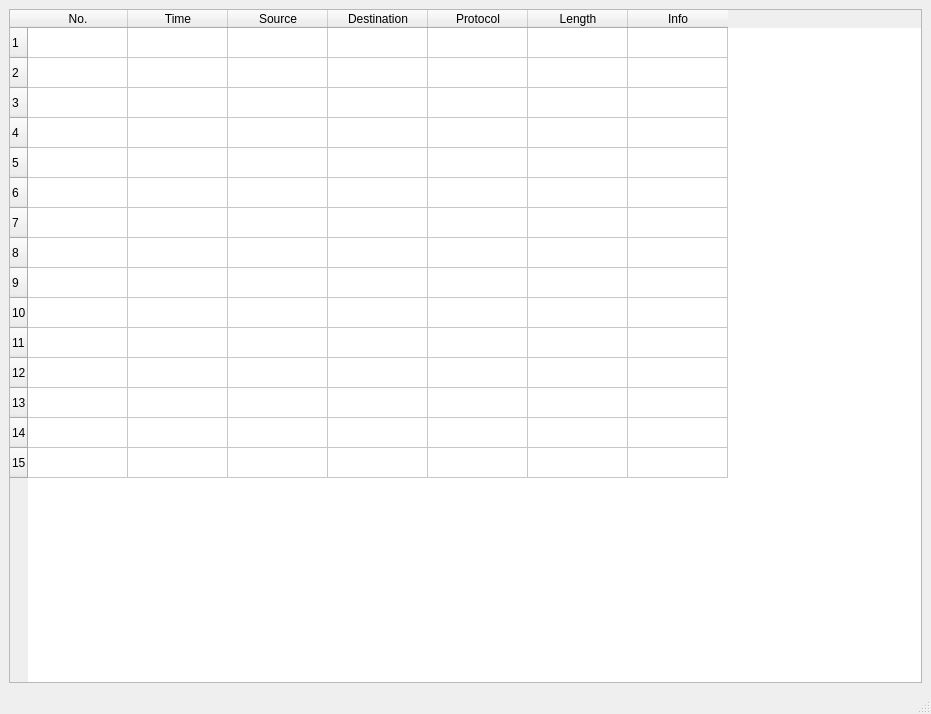
The window that Qt_IDS_Interface/mainwindow.ui (WSU-CPTS322-SP26/IDS) describes before a commit, drawn with Qt 5.
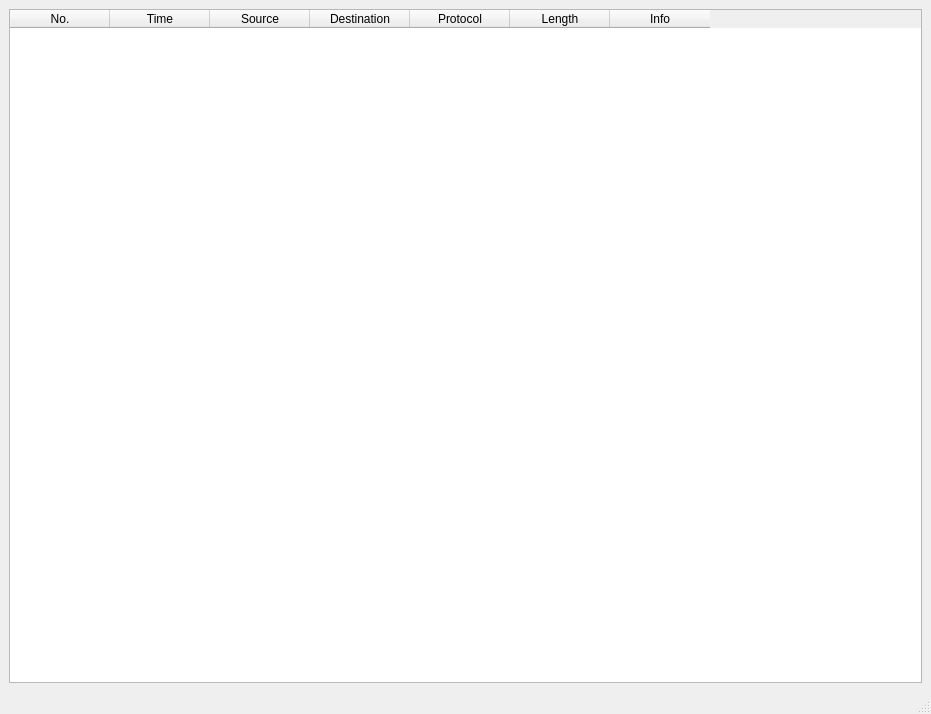
The same window after the commit.

The edit to the form file:
```diff
--- a/Qt_IDS_Interface/mainwindow.ui
+++ b/Qt_IDS_Interface/mainwindow.ui
@@ -18,7 +18,7 @@
     <item>
      <widget class="QTableWidget" name="home">
       <property name="rowCount">
-       <number>15</number>
+       <number>0</number>
       </property>
       <property name="columnCount">
        <number>7</number>
@@ -26,21 +26,6 @@
       <attribute name="horizontalHeaderHighlightSections">
        <bool>true</bool>
       </attribute>
-      <row/>
-      <row/>
-      <row/>
-      <row/>
-      <row/>
-      <row/>
-      <row/>
-      <row/>
-      <row/>
-      <row/>
-      <row/>
-      <row/>
-      <row/>
-      <row/>
-      <row/>
       <column>
        <property name="text">
         <string>No.</string>
```
Left out of the diff: 2 changed lines with no effect on the pictures.
